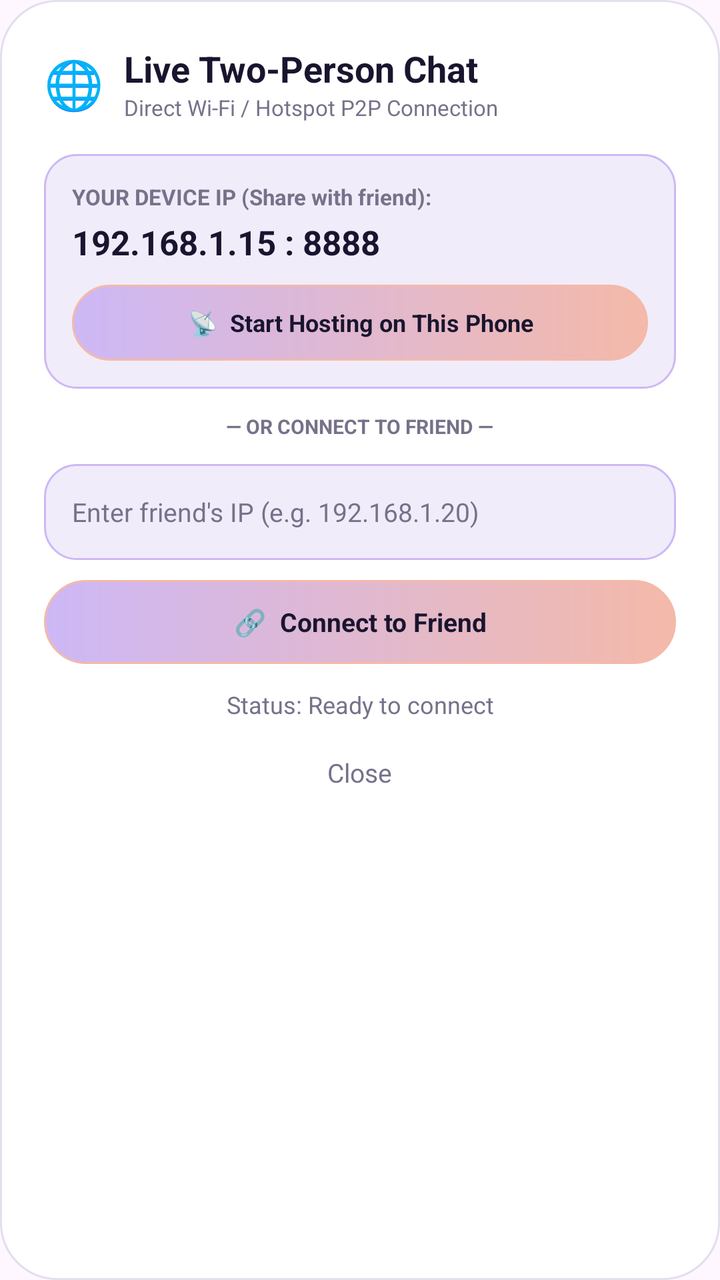
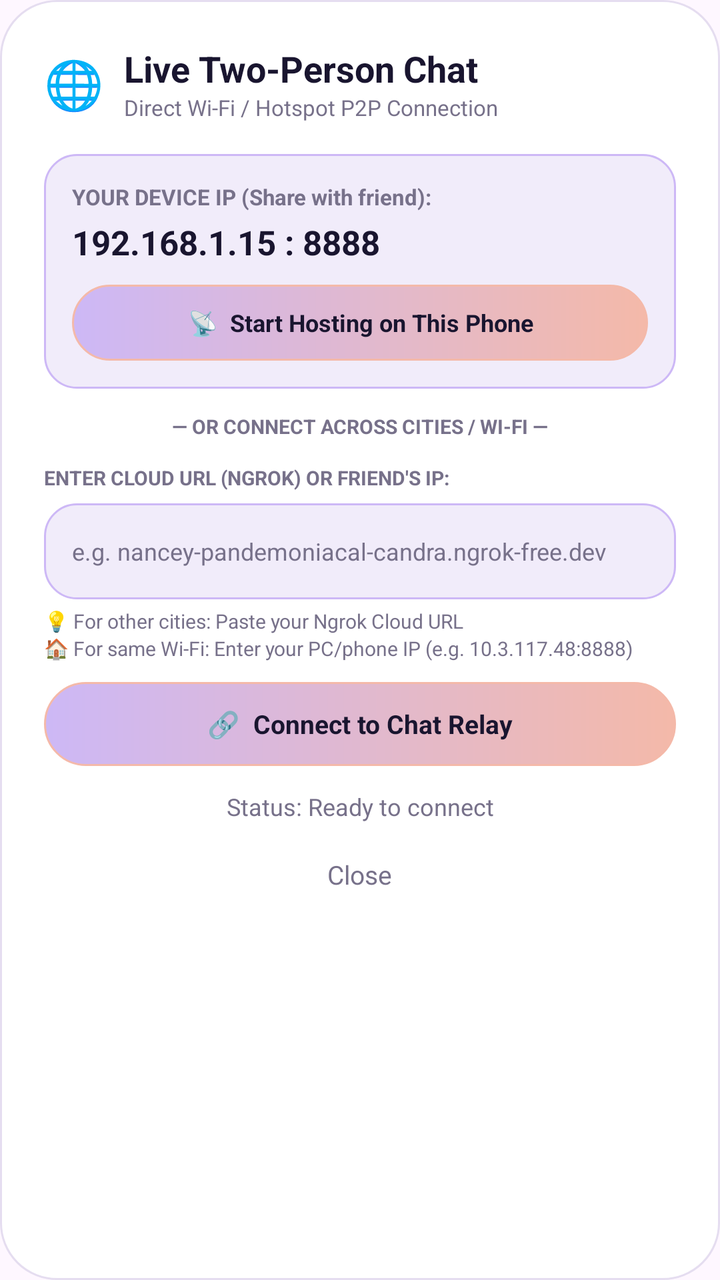

An Android layout rendered at two revisions. The XML below is the earlier revision; the diff shows what the commit changed to produce the second picture.
<!-- AndroidManifest.xml: application theme Theme.LumaChat -->
<!-- res/layout/dialog_p2p_connect.xml -->
<?xml version="1.0" encoding="utf-8"?>
<LinearLayout xmlns:android="http://schemas.android.com/apk/res/android"
    android:layout_width="match_parent"
    android:layout_height="wrap_content"
    android:orientation="vertical"
    android:padding="22dp"
    android:background="@drawable/card_background">

    
    <LinearLayout
        android:layout_width="match_parent"
        android:layout_height="wrap_content"
        android:orientation="horizontal"
        android:gravity="center_vertical">

        <TextView
            android:layout_width="wrap_content"
            android:layout_height="wrap_content"
            android:text="🌐"
            android:textSize="24sp" />

        <LinearLayout
            android:layout_width="0dp"
            android:layout_height="wrap_content"
            android:layout_weight="1"
            android:layout_marginStart="10dp"
            android:orientation="vertical">

            <TextView
                android:layout_width="wrap_content"
                android:layout_height="wrap_content"
                android:text="Live Two-Person Chat"
                android:textSize="18sp"
                android:textStyle="bold"
                android:textColor="@color/midnight_navy" />

            <TextView
                android:layout_width="wrap_content"
                android:layout_height="wrap_content"
                android:text="Direct Wi-Fi / Hotspot P2P Connection"
                android:textSize="11sp"
                android:textColor="@color/text_secondary" />
        </LinearLayout>
    </LinearLayout>

    
    <LinearLayout
        android:layout_width="match_parent"
        android:layout_height="wrap_content"
        android:orientation="vertical"
        android:layout_marginTop="16dp"
        android:padding="14dp"
        android:background="@drawable/input_field">

        <TextView
            android:layout_width="wrap_content"
            android:layout_height="wrap_content"
            android:text="YOUR DEVICE IP (Share with friend):"
            android:textSize="11sp"
            android:textStyle="bold"
            android:textColor="@color/text_secondary" />

        <TextView
            android:id="@+id/tvMyIpAddress"
            android:layout_width="wrap_content"
            android:layout_height="wrap_content"
            android:layout_marginTop="4dp"
            android:text="192.168.1.15 : 8888"
            android:textSize="17sp"
            android:textStyle="bold"
            android:textColor="@color/midnight_navy" />

        <TextView
            android:id="@+id/btnHostServer"
            android:layout_width="match_parent"
            android:layout_height="38dp"
            android:layout_marginTop="10dp"
            android:gravity="center"
            android:text="📡  Start Hosting on This Phone"
            android:textColor="@color/midnight_navy"
            android:textSize="12sp"
            android:textStyle="bold"
            android:background="@drawable/button_background" />
    </LinearLayout>

    
    <TextView
        android:layout_width="wrap_content"
        android:layout_height="wrap_content"
        android:layout_gravity="center"
        android:layout_marginVertical="12dp"
        android:text="— OR CONNECT TO FRIEND —"
        android:textSize="10sp"
        android:textStyle="bold"
        android:textColor="@color/text_secondary" />

    
    <EditText
        android:id="@+id/etPeerIp"
        android:layout_width="match_parent"
        android:layout_height="48dp"
        android:background="@drawable/input_field"
        android:hint="Enter friend's IP (e.g. 192.168.1.20)"
        android:paddingHorizontal="14dp"
        android:textColor="@color/text_primary"
        android:textColorHint="@color/text_secondary"
        android:textSize="13sp"
        android:singleLine="true" />

    <TextView
        android:id="@+id/btnConnectPeer"
        android:layout_width="match_parent"
        android:layout_height="42dp"
        android:layout_marginTop="10dp"
        android:gravity="center"
        android:text="🔗  Connect to Friend"
        android:textColor="@color/midnight_navy"
        android:textSize="13sp"
        android:textStyle="bold"
        android:background="@drawable/button_background" />

    
    <TextView
        android:id="@+id/tvP2PStatus"
        android:layout_width="match_parent"
        android:layout_height="wrap_content"
        android:layout_marginTop="12dp"
        android:gravity="center"
        android:text="Status: Ready to connect"
        android:textSize="12sp"
        android:textColor="@color/text_secondary" />

    <TextView
        android:id="@+id/btnCloseP2P"
        android:layout_width="wrap_content"
        android:layout_height="36dp"
        android:layout_gravity="center"
        android:layout_marginTop="8dp"
        android:gravity="center"
        android:paddingHorizontal="20dp"
        android:text="Close"
        android:textColor="@color/text_secondary"
        android:textSize="13sp" />

</LinearLayout>
<!-- resources referenced by this layout -->
<resources>
  <color name="midnight_navy">#19152F</color>
  <color name="text_primary">#19152F</color>
  <color name="text_secondary">#77718A</color>
  <!-- drawable button_background (drawable) -->
  <?xml version="1.0" encoding="utf-8"?>
  <shape xmlns:android="http://schemas.android.com/apk/res/android"
      android:shape="rectangle">
  
      <gradient
          android:startColor="@color/lavender"
          android:endColor="@color/soft_peach"
          android:angle="0" />
  
      <corners android:radius="30dp" />
  
      <stroke
          android:width="1dp"
          android:color="@color/soft_peach" />
  
  </shape>
  <!-- drawable card_background (drawable) -->
  <?xml version="1.0" encoding="utf-8"?>
  <shape xmlns:android="http://schemas.android.com/apk/res/android"
      android:shape="rectangle">
  
      <solid android:color="@color/card_white" />
  
      <corners android:radius="28dp" />
  
      <stroke
          android:width="1dp"
          android:color="@color/border_color" />
  
      <padding
          android:left="20dp"
          android:top="20dp"
          android:right="20dp"
          android:bottom="20dp" />
  
  </shape>
  <!-- drawable input_field (drawable) -->
  <?xml version="1.0" encoding="utf-8"?>
  <shape xmlns:android="http://schemas.android.com/apk/res/android"
      android:shape="rectangle">
  
      <solid android:color="@color/input_background" />
  
      <corners android:radius="16dp" />
  
      <stroke
          android:width="1dp"
          android:color="@color/lavender" />
  
      <padding
          android:left="16dp"
          android:right="16dp"
          android:top="8dp"
          android:bottom="8dp" />
  
  </shape>
  <style name="Theme.LumaChat" parent="Base.Theme.LumaChat" />
  <color name="lavender">#CDB8F6</color>
  <color name="soft_peach">#F4B9A9</color>
  <color name="card_white">#FFFFFF</color>
  <color name="border_color">#E5DDF0</color>
  <color name="input_background">#F1ECFA</color>
  <style name="Base.Theme.LumaChat" parent="Theme.Material3.DayNight.NoActionBar">
          
          
      </style>
</resources>

<!-- the commit's change to res/layout/dialog_p2p_connect.xml (unified diff, before → after) -->
@@ -89,9 +89,18 @@
         android:layout_height="wrap_content"
         android:layout_gravity="center"
         android:layout_marginVertical="12dp"
-        android:text="— OR CONNECT TO FRIEND —"
+        android:text="— OR CONNECT ACROSS CITIES / WI-FI —"
         android:textSize="10sp"
         android:textStyle="bold"
+        android:textColor="@color/text_secondary" />
+
+    <TextView
+        android:layout_width="wrap_content"
+        android:layout_height="wrap_content"
+        android:text="ENTER CLOUD URL (NGROK) OR FRIEND'S IP:"
+        android:textSize="10sp"
+        android:textStyle="bold"
+        android:layout_marginBottom="6dp"
         android:textColor="@color/text_secondary" />
 
     
@@ -100,12 +109,21 @@
         android:layout_width="match_parent"
         android:layout_height="48dp"
         android:background="@drawable/input_field"
-        android:hint="Enter friend's IP (e.g. 192.168.1.20)"
+        android:hint="e.g. nancey-pandemoniacal-candra.ngrok-free.dev"
         android:paddingHorizontal="14dp"
         android:textColor="@color/text_primary"
         android:textColorHint="@color/text_secondary"
-        android:textSize="13sp"
+        android:textSize="12sp"
         android:singleLine="true" />
+
+    <TextView
+        android:layout_width="match_parent"
+        android:layout_height="wrap_content"
+        android:layout_marginTop="4dp"
+        android:text="💡 For other cities: Paste your Ngrok Cloud URL\n🏠 For same Wi-Fi: Enter your PC/phone IP (e.g. 10.3.117.48:8888)"
+        android:textSize="10sp"
+        android:textColor="@color/text_secondary"
+        android:lineSpacingExtra="2dp" />
 
     <TextView
         android:id="@+id/btnConnectPeer"
@@ -113,7 +131,7 @@
         android:layout_height="42dp"
         android:layout_marginTop="10dp"
         android:gravity="center"
-        android:text="🔗  Connect to Friend"
+        android:text="🔗  Connect to Chat Relay"
         android:textColor="@color/midnight_navy"
         android:textSize="13sp"
         android:textStyle="bold"
